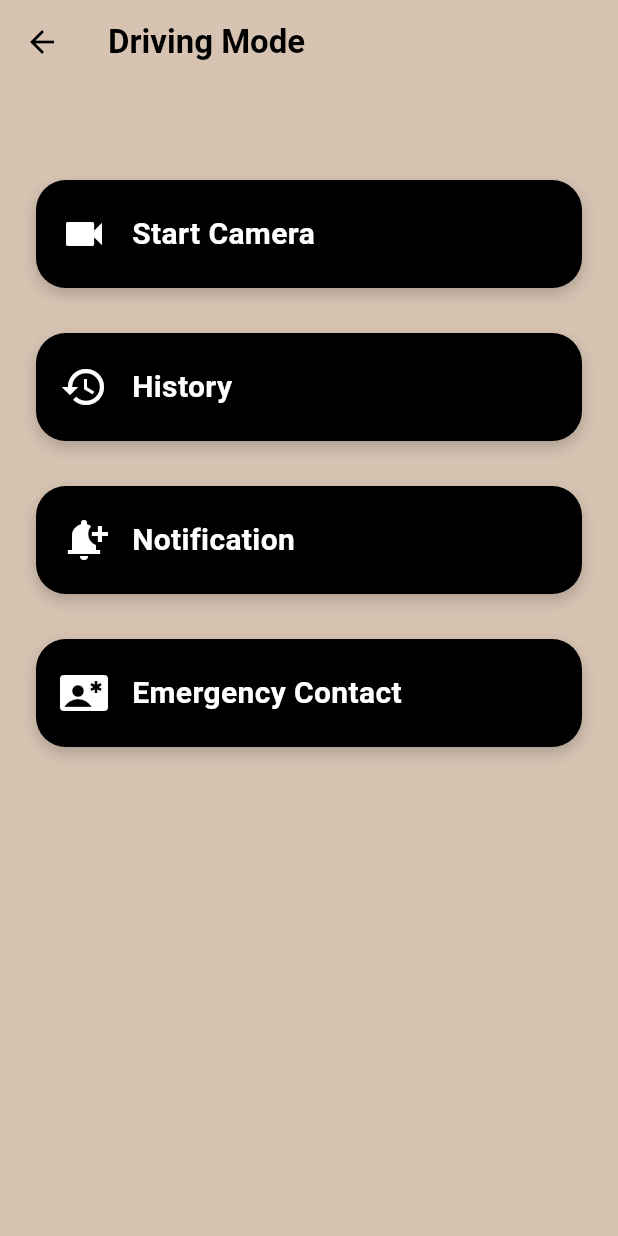
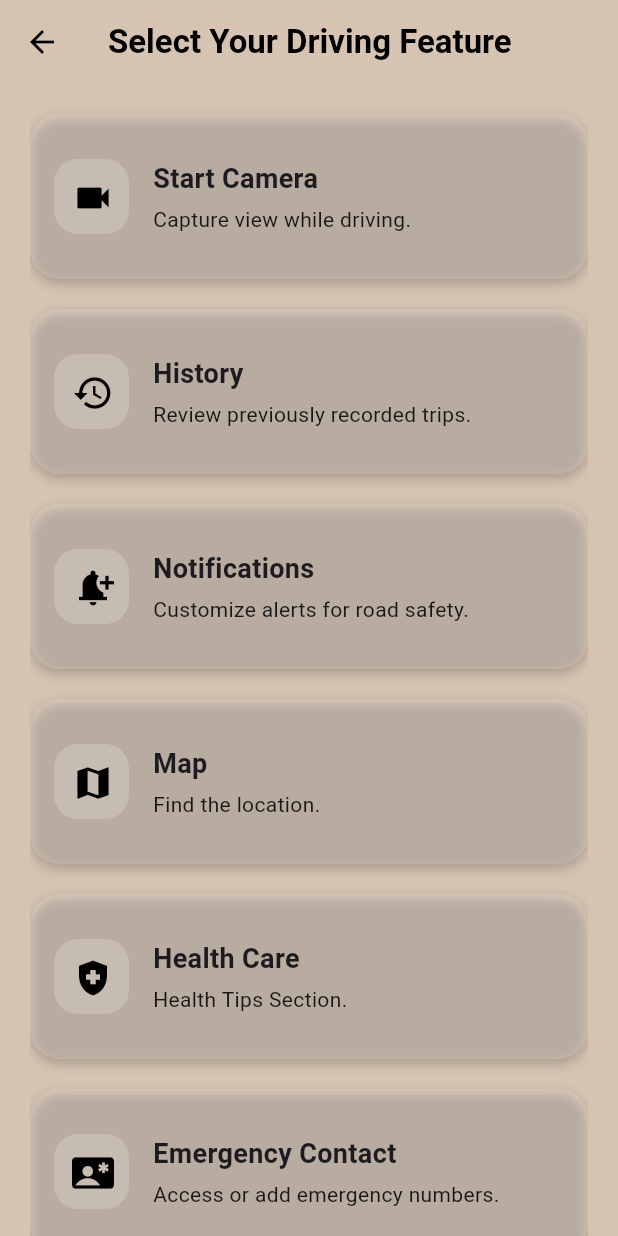
Before and after one commit to kanathy/Aeye, a Flutter app: the DrivingModePage screen opened directly, on a phone screen of 412 x 824 dp. Run offline on Flutter 3.47's test engine with Material 3 defaults, Android fonts, the phone set to English and light mode, and no system bars; our stand-ins replace camera, fl_chart.

Commit message:
add files

```diff
--- a/lib/screens/DrivingMode.dart
+++ b/lib/screens/DrivingMode.dart
@@ -1,5 +1,5 @@
 import 'package:flutter/material.dart';
-import 'package:aeye/screens/cameraPage.dart'; // update path based on your project
+import 'package:aeye/screens/cameraPage.dart';
 
 class DrivingModePage extends StatelessWidget {
   const DrivingModePage({super.key});
@@ -13,19 +13,19 @@ class DrivingModePage extends StatelessWidget {
         elevation: 0,
         iconTheme: const IconThemeData(color: Colors.black),
         title: const Text(
-          "Driving Mode",
+          "Select Your Driving Feature",
           style: TextStyle(color: Colors.black, fontWeight: FontWeight.bold),
         ),
       ),
       body: Padding(
-        padding: const EdgeInsets.all(24.0),
-        child: Column(
-          crossAxisAlignment: CrossAxisAlignment.center,
+        padding: const EdgeInsets.symmetric(horizontal: 20),
+        child: ListView(
           children: [
-            const SizedBox(height: 40),
-            FeatureOption(
+            const SizedBox(height: 20),
+            DrivingFeatureCard(
+              icon: Icons.videocam,
               title: "Start Camera",
-              icon: Icons.videocam,
+              description: "Capture view while driving.",
               onTap: () {
                 Navigator.push(
                   context,
@@ -33,42 +33,65 @@ class DrivingModePage extends StatelessWidget {
                 );
               },
             ),
-
-            const SizedBox(height: 30),
-            FeatureOption(
+            const SizedBox(height: 20),
+            DrivingFeatureCard(
+              icon: Icons.history,
               title: "History",
-              icon: Icons.history,
+              description: "Review previously recorded trips.",
               onTap: () {
-                // TODO: Navigate to history or show history
                 ScaffoldMessenger.of(
                   context,
                 ).showSnackBar(const SnackBar(content: Text("History tapped")));
               },
             ),
-
-            const SizedBox(height: 30),
-            FeatureOption(
-              title: "Notification",
+            const SizedBox(height: 20),
+            DrivingFeatureCard(
               icon: Icons.notification_add,
+              title: "Notifications",
+              description: "Customize alerts for road safety.",
               onTap: () {
-                // TODO: Navigate to history or show history
                 ScaffoldMessenger.of(context).showSnackBar(
-                  const SnackBar(content: Text("Notification tapped")),
+                  const SnackBar(content: Text("Notifications tapped")),
                 );
               },
             ),
 
-            const SizedBox(height: 30),
-            FeatureOption(
-              title: "Emergency Contact",
-              icon: Icons.contact_emergency,
+            const SizedBox(height: 20),
+            DrivingFeatureCard(
+              icon: Icons.map,
+              title: "Map",
+              description: "Find the location.",
               onTap: () {
-                // TODO: Navigate to history or show history
+                ScaffoldMessenger.of(
+                  context,
+                ).showSnackBar(const SnackBar(content: Text("Map tapped")));
+              },
+            ),
+
+            const SizedBox(height: 20),
+            DrivingFeatureCard(
+              icon: Icons.health_and_safety,
+              title: "Health Care",
+              description: "Health Tips Section.",
+              onTap: () {
                 ScaffoldMessenger.of(context).showSnackBar(
-                  const SnackBar(content: Text("Emergency Contacht tapped")),
+                  const SnackBar(content: Text("Health Care tapped")),
                 );
               },
             ),
+
+            const SizedBox(height: 20),
+            DrivingFeatureCard(
+              icon: Icons.contact_emergency,
+              title: "Emergency Contact",
+              description: "Access or add emergency numbers.",
+              onTap: () {
+                ScaffoldMessenger.of(context).showSnackBar(
+                  const SnackBar(content: Text("Emergency Contact tapped")),
+                );
+              },
+            ),
+            const SizedBox(height: 20),
           ],
         ),
       ),
@@ -76,47 +99,70 @@ class DrivingModePage extends StatelessWidget {
   }
 }
 
-// 🔹 Reusable Widget for Driving Mode Options
-class FeatureOption extends StatelessWidget {
+class DrivingFeatureCard extends StatelessWidget {
+  final IconData icon;
   final String title;
-  final IconData icon;
+  final String description;
   final VoidCallback onTap;
 
-  const FeatureOption({
+  const DrivingFeatureCard({
     super.key,
+    required this.icon,
     required this.title,
-    required this.icon,
+    required this.description,
     required this.onTap,
   });
 
   @override
   Widget build(BuildContext context) {
-    return GestureDetector(
+    return InkWell(
       onTap: onTap,
+      borderRadius: BorderRadius.circular(16),
       child: Container(
-        width: double.infinity,
-        padding: const EdgeInsets.symmetric(vertical: 20, horizontal: 16),
+        height: 110,
+        padding: const EdgeInsets.all(16),
         decoration: BoxDecoration(
-          color: Colors.black,
+          color: Colors.white.withOpacity(0.15),
           borderRadius: BorderRadius.circular(20),
           boxShadow: [
             BoxShadow(
               color: Colors.black.withOpacity(0.2),
-              blurRadius: 8,
-              offset: const Offset(0, 4),
+              blurRadius: 6,
+              offset: const Offset(0, 3),
             ),
           ],
         ),
         child: Row(
           children: [
-            Icon(icon, size: 32, color: Colors.white),
+            Container(
+              width: 50,
+              height: 50,
+              padding: const EdgeInsets.all(12),
+              decoration: BoxDecoration(
+                color: Colors.white.withOpacity(0.2),
+                borderRadius: BorderRadius.circular(16),
+              ),
+              child: Icon(icon, size: 28, color: Colors.black),
+            ),
             const SizedBox(width: 16),
-            Text(
-              title,
-              style: const TextStyle(
-                fontSize: 20,
-                fontWeight: FontWeight.w600,
-                color: Colors.white,
+            Expanded(
+              child: Column(
+                crossAxisAlignment: CrossAxisAlignment.start,
+                mainAxisAlignment: MainAxisAlignment.center,
+                children: [
+                  Text(
+                    title,
+                    style: const TextStyle(
+                      fontSize: 18,
+                      fontWeight: FontWeight.bold,
+                    ),
+                  ),
+                  const SizedBox(height: 4),
+                  Text(
+                    description,
+                    style: const TextStyle(fontSize: 14, color: Colors.black87),
+                  ),
+                ],
               ),
             ),
           ],
--- /dev/null
+++ b/lib/screens/EmergencyContact.dart
@@ -0,0 +1,13 @@
+import 'package:flutter/material.dart';
+
+class EmergencyContactPage extends StatelessWidget {
+  const EmergencyContactPage({super.key});
+
+  @override
+  Widget build(BuildContext context) {
+    return Scaffold(
+      appBar: AppBar(title: const Text("Emergency Contact")),
+      body: const Center(child: Text("Add or manage emergency contacts.")),
+    );
+  }
+}
--- /dev/null
+++ b/lib/screens/Heathcare.dart
@@ -0,0 +1,15 @@
+import 'package:flutter/material.dart';
+
+class HealthCarePage extends StatelessWidget {
+  const HealthCarePage({super.key});
+
+  @override
+  Widget build(BuildContext context) {
+    return Scaffold(
+      appBar: AppBar(title: const Text("Health Care")),
+      body: const Center(
+        child: Text("Health tips and emergency suggestions will appear here."),
+      ),
+    );
+  }
+}
--- /dev/null
+++ b/lib/screens/History.dart
@@ -0,0 +1,15 @@
+import 'package:flutter/material.dart';
+
+class HistoryPage extends StatelessWidget {
+  const HistoryPage({super.key});
+
+  @override
+  Widget build(BuildContext context) {
+    return Scaffold(
+      appBar: AppBar(title: const Text("Driving History")),
+      body: const Center(
+        child: Text("Your previous driving sessions will appear here."),
+      ),
+    );
+  }
+}
--- /dev/null
+++ b/lib/screens/Map.dart
@@ -0,0 +1,15 @@
+import 'package:flutter/material.dart';
+
+class MapPage extends StatelessWidget {
+  const MapPage({super.key});
+
+  @override
+  Widget build(BuildContext context) {
+    return Scaffold(
+      appBar: AppBar(title: const Text("Map")),
+      body: const Center(
+        child: Text("Map and location services will be displayed here."),
+      ),
+    );
+  }
+}
--- /dev/null
+++ b/lib/screens/Notification.dart
@@ -0,0 +1,15 @@
+import 'package:flutter/material.dart';
+
+class NotificationPage extends StatelessWidget {
+  const NotificationPage({super.key});
+
+  @override
+  Widget build(BuildContext context) {
+    return Scaffold(
+      appBar: AppBar(title: const Text("Notifications")),
+      body: const Center(
+        child: Text("Customize or view driving alerts and notifications."),
+      ),
+    );
+  }
+}
```
